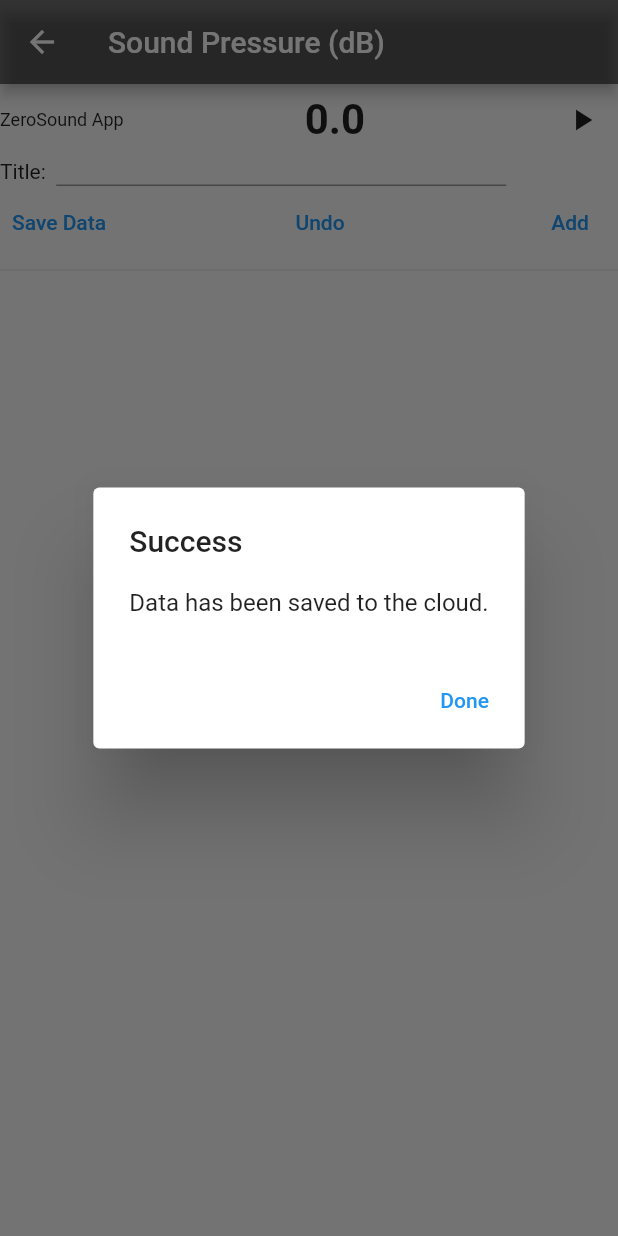
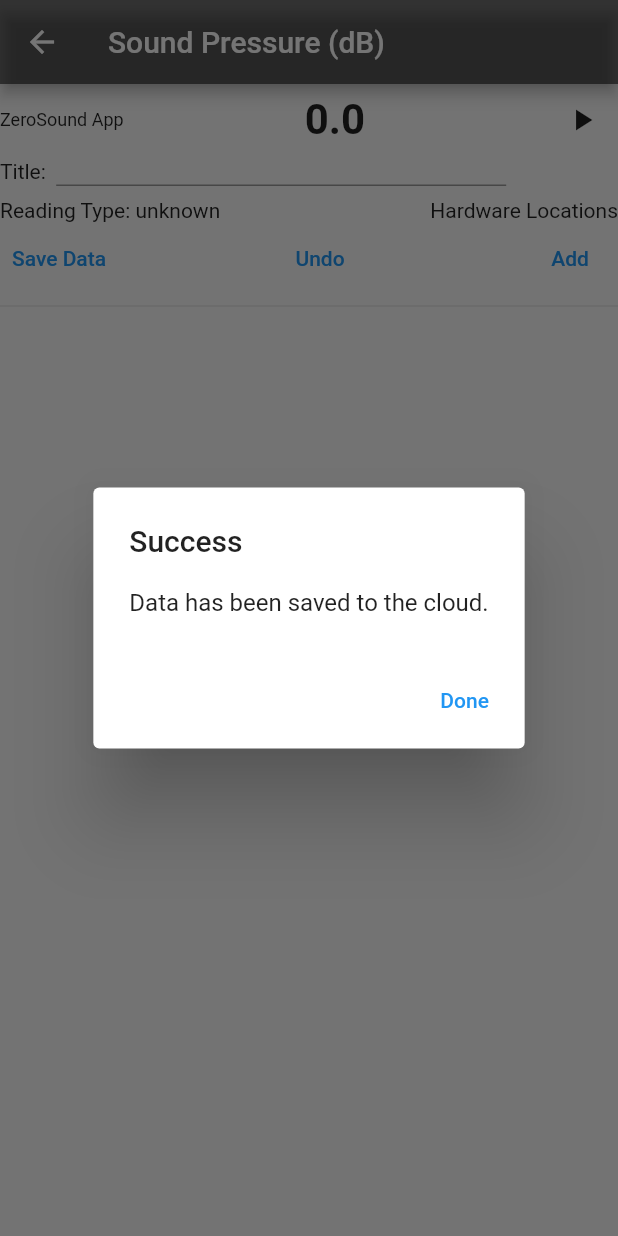
Before and after one commit to JeyzDFoo/zsidata, a Flutter app: the MultiDB screen opened directly, after a tap on "Save Data", on a phone screen of 412 x 824 dp. Run offline on Flutter 3.47's test engine with Material 2 defaults, Android fonts, the phone set to English and light mode, and no system bars; our stand-ins replace audioplayers, cloud_firestore, firebase_auth, firebase_core, location, permission_handler; missing offline and left inert: audio_streamer; accounts and stored records are empty; Roboto replaces fonts that are missing (Georgia).

Commit message:
added geolocation

```diff
--- a/lib/dB/meter.dart
+++ b/lib/dB/meter.dart
@@ -5,6 +5,7 @@ import 'dart:math';
 import 'package:audio_streamer/audio_streamer.dart';
 import 'package:flutter/services.dart';
 import 'package:zerosound/dB/realtiledb.dart';
+import 'package:zerosound/main.dart';
 
 /// Holds a decibel value for a noise level reading.
 class NoiseReading {
--- a/lib/dB/multipointdb.dart
+++ b/lib/dB/multipointdb.dart
@@ -3,10 +3,13 @@ import 'dart:async';
 import 'dart:ui';
 import 'package:firebase_auth/firebase_auth.dart';
 import 'package:flutter/material.dart';
-import 'package:flutter/services.dart';
+import 'package:zerosound/main.dart';
 import 'meter.dart';
 import 'package:cloud_firestore/cloud_firestore.dart';
-import 'package:firebase_core/firebase_core.dart';
+import 'package:location/location.dart';
+
+enum Menu { Ambient, SupressionON, SupressionOFF }
+enum Hardware { QuietMic, NoiseyMic, Panel, NoiseSource }
 
 //TODO:
 //this value is added to the reading for calibration
@@ -18,7 +21,7 @@ class MultiDB extends StatefulWidget {
 
 class _MultiDBState extends State<MultiDB> {
   int iteration = 1;
-  List<double> data = <double>[];
+  List<Reading> Readings = <Reading>[];
   final _title = TextEditingController();
   int readingNumber = 0; //iterates up with each reading
   double readingValue = 0; //the value save
@@ -34,16 +37,46 @@ class _MultiDBState extends State<MultiDB> {
   // ChartSeriesController? _chartSeriesController;
   late int previousMillis;
   var db = FirebaseFirestore.instance;
+  Location location = Location(); //used for location service initialization
+  var currentLocation; //current location of device, updated every second
+  String readingtype = 'unknown'; //ambient, suppression on, suppression off
 
 
-  @override
-
-
+@override
 
   void initState() {
     super.initState();
     _noiseMeter = NoiseMeter(onError);
   }
+
+  Future<void> getLocation() async{
+    var _serviceEnabled = await location.serviceEnabled();
+
+    //check the status of location services
+    if (!_serviceEnabled){
+      _serviceEnabled = await location.requestService();
+      if (!_serviceEnabled){
+        return;
+      }
+    }
+
+    var _permissionGranted = await location.hasPermission();
+    if (_permissionGranted == PermissionStatus.denied){
+      _permissionGranted = await location.requestPermission();
+
+      if (_permissionGranted != PermissionStatus.granted) {
+        return;
+      }
+    }
+
+    var myLocation = await location.getLocation();
+
+    setState(() {
+      currentLocation = myLocation;
+    });
+
+  }
+
 
   //setState is called to refresh the UI when recording
   void onData(NoiseReading noiseReading) {
@@ -52,7 +85,6 @@ class _MultiDBState extends State<MultiDB> {
     });
     maxDB = noiseReading.maxDecibel;
     meanDB = noiseReading.meanDecibel;
-
     //capture data to use for averaging
     recordData.add(meanDB);
   }
@@ -61,6 +93,7 @@ class _MultiDBState extends State<MultiDB> {
     timer = Timer.periodic(Duration(seconds: 1), (timer){
       averageDB = recordData.reduce((a, b) => a+b) / recordData.length;
       recordData = [];
+      getLocation();
     });
   }
 
@@ -93,8 +126,12 @@ class _MultiDBState extends State<MultiDB> {
     previousMillis = 0;
   }
 
+
   @override
   Widget build(BuildContext context) {
+
+
+
 
     return Scaffold(
       appBar: AppBar(
@@ -138,14 +175,85 @@ class _MultiDBState extends State<MultiDB> {
                 ),
               ],
             ),
+            Padding(
+              padding: const EdgeInsets.fromLTRB(0, 8, 0 , 0),
+              child: Row(
+                mainAxisAlignment: MainAxisAlignment.spaceBetween,
+                children: [
+                  PopupMenuButton<Menu>(
+                    // Callback that sets the selected popup menu item.
+                      child: Text('Reading Type: ' + readingtype.toString()),
+                      onSelected: (Menu item) {
+                        setState(() {
+                          readingtype = item.name;
+                        });
+                      },
+                      itemBuilder: (BuildContext context) => <PopupMenuEntry<Menu>>[
+                        const PopupMenuItem<Menu>(
+                          value: Menu.Ambient,
+                          child: Text('Ambient'),
+                        ),
+                        const PopupMenuItem<Menu>(
+                          value: Menu.SupressionON,
+                          child: Text('Suppression ON'),
+                        ),
+                        const PopupMenuItem<Menu>(
+                          value: Menu.SupressionOFF,
+                          child: Text('Suppression OFF'),
+                        ),
+
+                      ]),
+                  PopupMenuButton<Hardware>(
+                    // Callback that sets the selected popup menu item.
+                      child: Text('Hardware Locations'),
+                      onSelected: (Hardware item) {
+                        setState(() {
+                          if (item == Hardware.QuietMic){
+                            quietmic_lat = currentLocation.latitude;
+                            quietmic_long = currentLocation.longitude;
+                          } else if (item == Hardware.NoiseyMic){
+                            noiseymic_lat = currentLocation.latitude;
+                            noiseymic_long = currentLocation.longitude;
+                          } else if (item == Hardware.Panel){
+                            panel_lat = currentLocation.latitude;
+                            panel_long = currentLocation.longitude;
+                          } else if (item == Hardware.NoiseSource){
+                            noisesource_lat = currentLocation.latitude;
+                            noisesource_long = currentLocation.longitude;
+                          }
+                        });
+                      },
+                      itemBuilder: (BuildContext context) => <PopupMenuEntry<Hardware>>[
+                        const PopupMenuItem<Hardware>(
+                          value: Hardware.QuietMic,
+                          child: Text('Quiet Mic'),
+                        ),
+                        const PopupMenuItem<Hardware>(
+                          value: Hardware.NoiseyMic,
+                          child: Text('NoiseyMic'),
+                        ),
+                        const PopupMenuItem<Hardware>(
+                          value: Hardware.Panel,
+                          child: Text('Panel'),
+                        ),
+                        const PopupMenuItem<Hardware>(
+                          value: Hardware.NoiseSource,
+                          child: Text('Noise Source'),
+                        ),
+
+                      ]),
+                ],
+              ),
+            ),
+
             Row(
               mainAxisAlignment: MainAxisAlignment.spaceBetween,
               children: [
-                SaveData(title: _title.text, data: data),
+                SaveData(title: _title.text, readings: Readings),
                 TextButton(
                     child: Text('Undo'),
                     onPressed: (){
-                      data.removeLast();
+                      Readings.removeLast();
                       iteration = iteration - 1;
                       setState(() {});
                     }
@@ -153,7 +261,17 @@ class _MultiDBState extends State<MultiDB> {
                 TextButton(
                     child: Text('Add'),
                     onPressed: (){
-                      data.add(averageDB);
+                      Readings.add(
+                          Reading(
+                              readingNumber: iteration,
+                              db: averageDB,
+                              lat: currentLocation.latitude,
+                              long: currentLocation.longitude,
+                              accuracy: currentLocation.accuracy,
+                              time: DateTime.now(),
+                              readingtype: readingtype,
+                          )
+                      );
                       iteration = iteration + 1;
                       setState(() {});
                     }
@@ -165,11 +283,13 @@ class _MultiDBState extends State<MultiDB> {
             Expanded(
               child: ListView.builder(
                   shrinkWrap: true,
-                  itemCount: data.length,
+                  //reverse: true,
+                  itemCount: Readings.length,
                   itemBuilder: (context, index){
                     return ListTile(
-                      title: Text('Reading: '+ index.toString()),
-                      trailing: Text(data[index].toStringAsFixed(1)+" dB"),
+                      title: Text('Reading: '+ Readings[index].readingNumber.toString()),
+                      subtitle: Text('Accuracy: ' + Readings[index].accuracy!.toStringAsFixed(2) + ' m'),
+                      trailing: Text('dB: ' + Readings[index].db!.toStringAsFixed(1)),
                     );
                   }
               ),
@@ -180,15 +300,18 @@ class _MultiDBState extends State<MultiDB> {
       ),
     );
   }
+
+
+
 }
 
 
 //Save Data to Cloud Firestore
 class SaveData extends StatelessWidget {
   final String title;
-  List<double> data;
+  List<Reading> readings;
 
-  SaveData({required this.title, required this.data});
+  SaveData({required this.title, required this.readings});
 
   @override
 
@@ -218,7 +341,8 @@ class SaveData extends StatelessWidget {
                 child: const Text('Done'),
                 onPressed: () {
                   Navigator.of(context).pop();
-                  Navigator.of(context).pop();
+                 // Navigator.of(context).pop();
+
                 },
               ),
             ],
@@ -256,15 +380,45 @@ class SaveData extends StatelessWidget {
     }
 
     Future<void> addData() {
-      return datasets
+      List<Map<String, dynamic>> JSONdata = [];
+
+      toJSON(){
+        for (var i = 0; i < readings.length; i++){
+          Map<String, dynamic> linedata = {
+            'reading': readings[i].readingNumber,
+            'db': readings[i].db,
+            'lat': readings[i].lat,
+            'long': readings[i].long,
+            'time': readings[i].time,
+            'accuracy': readings[i].accuracy,
+            'readingtype': readings[i].readingtype,
+          };
+          JSONdata.add(linedata);
+        }
+      }
+
+      toJSON();
+
+
+     return datasets
           .add({
         'title': title,
-        'data': data,
-        'datetime': DateTime.now(),
+        'readings': JSONdata,
+        'created': DateTime.now(),
         'createdby': auth.currentUser!.email,
+        'quietmic_lat': quietmic_lat,
+        'quietmic_long': quietmic_long,
+         'noiseymic_lat': noiseymic_lat,
+         'noiseymic_long': noiseymic_long,
+         'panel_lat': panel_lat,
+         'panel_long': panel_long,
+         'noisesource_lat': noisesource_lat,
+         'noisesource_long': noisesource_long,
       })
           .then((value) => _success())
-          .catchError((error) => _fail());
+          //.catchError((error) => print(error)
+          .catchError((error) => _fail()
+      );
     }
 
     return TextButton(
@@ -277,3 +431,25 @@ class SaveData extends StatelessWidget {
     );
   }
 }
+
+class Reading {
+  int? readingNumber;
+  double? db;
+  double? lat;
+  double? long;
+  double? accuracy;
+  var time;
+  String readingtype;
+
+  Reading({
+    required this.readingNumber,
+    required this.db,
+    required this.lat,
+    required this.long,
+    required this.accuracy,
+    required this.time,
+    required this.readingtype,
+  });
+
+
+}
--- a/lib/dB/realtiledb.dart
+++ b/lib/dB/realtiledb.dart
@@ -2,6 +2,7 @@
 import 'dart:async';
 import 'package:flutter/material.dart';
 import 'package:flutter/services.dart';
+import 'package:zerosound/main.dart';
 import 'meter.dart';
 
 //TODO:
@@ -9,7 +10,6 @@ import 'meter.dart';
 //make average dB selectable
 
 //this value is added to the reading for calibration
-var offset = 16; //16 for Jeremy's A13
 
 class NoiseApp extends StatefulWidget {
   @override
@@ -152,7 +152,7 @@ class _NoiseAppState extends State<NoiseApp> {
             Row(
               mainAxisAlignment: MainAxisAlignment.center,
               children: [
-                Text('dB Offset:  '),
+                Text('dB Offset: ' ),
                 SizedBox(
                   width: 50,
                   child: TextField(
--- a/pubspec.yaml
+++ b/pubspec.yaml
@@ -39,6 +39,7 @@ dependencies:
   firebase_auth: ^3.3.20
   cloud_firestore: ^3.1.18
   audioplayers: ^0.20.1
+  location: ^4.4.0
 
 dev_dependencies:
   flutter_test:
@@ -75,7 +76,8 @@ flutter:
     - assets/audio/
   #   - images/a_dot_burr.jpeg
   #   - images/a_dot_ham.jpeg
-    - assets/logo/
+    - assets/logo/zsi.png
+    - assets/logo/test.jpg
 
   # An image asset can refer to one or more resolution-specific "variants", see
   # https://flutter.dev/assets-and-images/#resolution-aware.
```
Also changed, not shown: lib/audioplayer/player.dart (+18 -10 lines), lib/dB/calibrate.dart (added, +44 -0 lines), lib/homepage.dart (+25 -2 lines), lib/main.dart (+12 -1 lines), lib/example figure.png (added), pubspec.lock, 4 other files.
